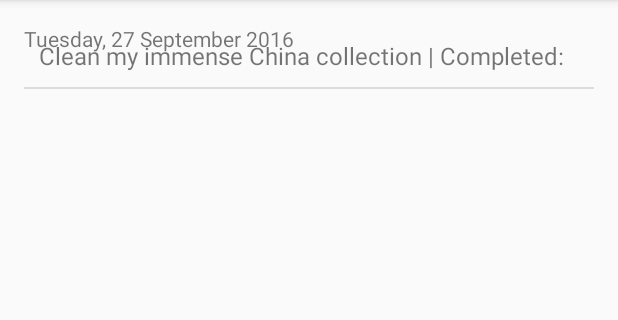
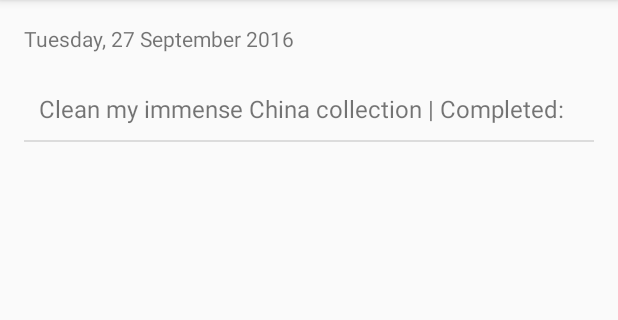
Before and after one commit to Asanche/HabitTracker, an Android app: the screen it shows after launch (MainActivity), on a phone screen of 412 x 824 dp, the part 84-404 px from its top. Run offline under Robolectric (Android 15) with nearby library versions, the phone set to English and light mode, and no system bars.

Commit message:
Now lists habits, the habits are clickable, and print the .toString() method from the habit to the log on click.

```diff
--- a/app/src/main/java/com/example/adam/habittracker/MainLayoutController.java
+++ b/app/src/main/java/com/example/adam/habittracker/MainLayoutController.java
@@ -3,6 +3,8 @@ package com.example.adam.habittracker;
 import android.app.Activity;
 import android.text.Layout;
 import android.util.Log;
+import android.view.View;
+import android.widget.AdapterView;
 import android.widget.ArrayAdapter;
 import android.widget.ListView;
 import android.widget.TextView;
@@ -18,8 +20,8 @@ public class MainLayoutController
 {
     private Activity mainActivity;
     private Day currentDay = new Day(Calendar.getInstance().get(Calendar.DAY_OF_WEEK));
-    private ListView habitListView;
-    private ArrayList<Habit> habitList = new ArrayList<Habit>();
+    private ListView incompleteHabitListView;
+    private ArrayList<Habit> incompleteHabitList = new ArrayList<Habit>();
     private ArrayAdapter<Habit> adapter;
 
     public MainLayoutController(Activity activity)
@@ -40,13 +42,31 @@ public class MainLayoutController
         currentDay.addHabit(new Habit("Clean my immense China collection"));
         calendar.get(Calendar.DAY_OF_WEEK);
         //ListView incompleteHabits = (ListView) mainActivity.findViewById(R.id.incompleteHabitsList);
-        ListView habitListView = (ListView) mainActivity.findViewById(R.id.completeHabitsList);
+        incompleteHabitListView = (ListView) mainActivity.findViewById(R.id.incompleteHabitsList);
 
-        habitList = currentDay.getHabits();
-        adapter = new ArrayAdapter<Habit>(mainActivity, R.layout.list_item, habitList);
+        incompleteHabitList = currentDay.getHabits();
+        adapter = new ArrayAdapter<Habit>(mainActivity, R.layout.list_item, incompleteHabitList);
 
-        habitListView.setAdapter(adapter);
+        setHabitClickEvents(incompleteHabitListView);
+
+
+        incompleteHabitListView.setAdapter(adapter);
     }
+
+    private void setHabitClickEvents(ListView habitListView)
+    {
+
+        habitListView.setOnItemClickListener(new AdapterView.OnItemClickListener()
+        {
+            @Override
+            public void onItemClick(AdapterView<?>adapter,View v, int position, long id)
+            {
+                Log.d("DEBUG", adapter.getItemAtPosition(position).toString());
+            }
+        });
+    }
+
+
 
     private void setDate(Calendar calendar)
     {
@@ -56,6 +76,6 @@ public class MainLayoutController
 
         Log.i("info", "Main scene date set to" + new SimpleDateFormat("EEEE, d MMMM yyyy").format(calendar.getTime()));
 
-        displayedDateElement.setText(new SimpleDateFormat("EEEE, d MMMM yyyy").format(calendar.getTime()));
+        displayedDateElement.setText(new SimpleDateFormat("EEEE, d MMMM yyyy").format(calendar.getTime()) + "\n");
     }
 }
--- a/app/src/main/res/layout/activity_main.xml
+++ b/app/src/main/res/layout/activity_main.xml
@@ -20,17 +20,21 @@
     <ListView
         android:id="@+id/incompleteHabitsList"
         android:layout_width="fill_parent"
-        android:layout_height="150dp"
+        android:layout_height="225dp"
         android:layout_weight="1"
-        android:scrollbars="vertical" >
+        android:scrollbars="vertical"
+        android:layout_below="@+id/currentDate"
+        android:layout_alignParentStart="true">
     </ListView>
 
     <ListView
         android:id="@+id/completeHabitsList"
         android:layout_width="fill_parent"
-        android:layout_height="100dp"
+        android:layout_height="175dp"
         android:layout_weight="1"
-        android:scrollbars="vertical" >
+        android:scrollbars="vertical"
+        android:layout_below="@+id/incompleteHabitsList"
+        android:layout_alignParentStart="true">
     </ListView>
 
 </RelativeLayout>
--- a/app/src/main/res/layout/list_item.xml
+++ b/app/src/main/res/layout/list_item.xml
@@ -1,7 +1,8 @@
 <?xml version="1.0" encoding="utf-8"?>
+
 <TextView xmlns:android="http://schemas.android.com/apk/res/android"
       android:layout_width="fill_parent"
       android:layout_height="fill_parent"
       android:padding="10dp"
-      android:textSize="16sp" >
+      android:textSize="16sp">
 </TextView>
```
Also changed, not shown: app/src/main/java/com/example/adam/habittracker/MainActivity.java (+8 -0 lines).
